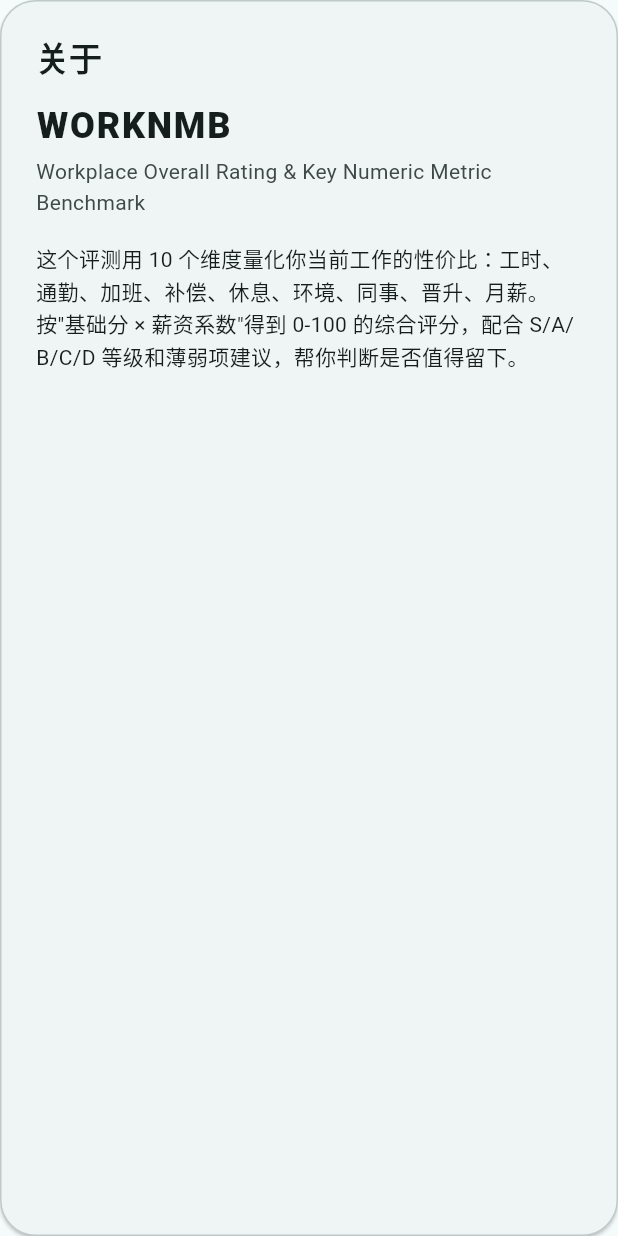
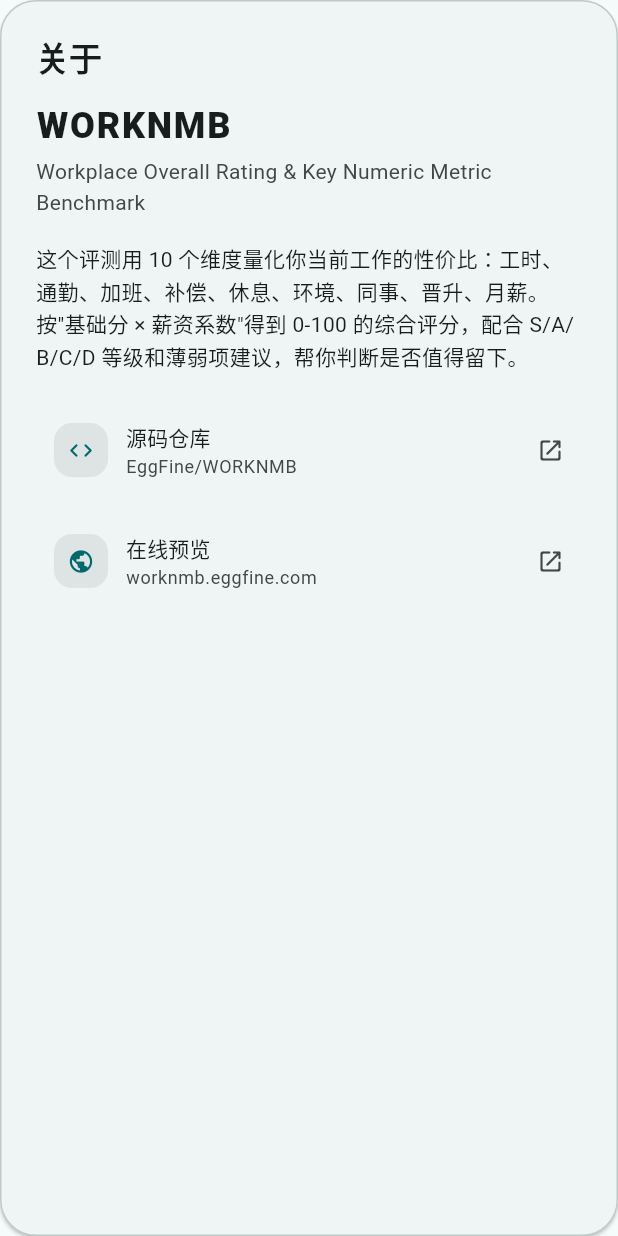
Before and after one commit to EggFine/WORKNMB, a Flutter app: the _AboutCard widget shown alone on an empty page, opened directly, on a phone screen of 412 x 824 dp. Run offline on Flutter 3.47's test engine with Material 3 defaults, Android fonts, the phone set to English and light mode, and no system bars.

Commit message:
Add repo / preview links in About page, bilingual README
App changes:
- lib/app/app_identity.dart: add appRepoUrl and appPreviewUrl constants
- settings_section.dart: _AboutCard now shows two tappable rows
  (source code on GitHub, live demo URL); tapping either opens
  the URL in the external browser via url_launcher, with a
  clipboard fallback on failure
- pubspec.yaml: add url_launcher ^6.3.1 (first external dep beyond
  cupertino_icons); platform plugin registrants regenerated

README changes:
- README.md: add bilingual switch header (English | 简体中文),
  Cloudflare Pages live-demo badge, and a preview URL line below
  the tagline
- README.en.md: new full English translation with matching
  structure; same bilingual switch header pointing back to README.md

Co-Authored-By: Claude Opus 4.6 (1M context) <noreply@anthropic.com>

```diff
--- a/lib/app/app_identity.dart
+++ b/lib/app/app_identity.dart
@@ -1,2 +1,8 @@
 const appShortName = 'WORKNMB';
 const appFullName = 'Workplace Overall Rating & Key Numeric Metric Benchmark';
+
+/// 开源仓库地址（展示在设置页"关于"卡片）。
+const appRepoUrl = 'https://github.com/EggFine/WORKNMB';
+
+/// Web 在线预览地址（Cloudflare Pages）。
+const appPreviewUrl = 'https://worknmb.eggfine.com';
--- a/lib/features/survey/presentation/widgets/sections/settings_section.dart
+++ b/lib/features/survey/presentation/widgets/sections/settings_section.dart
@@ -1,4 +1,6 @@
 import 'package:flutter/material.dart';
+import 'package:flutter/services.dart';
+import 'package:url_launcher/url_launcher.dart';
 
 import '../../../../../app/app_identity.dart';
 import '../../../../../app/theme/app_palette.dart';
@@ -244,8 +246,114 @@ class _AboutCard extends StatelessWidget {
             '和薄弱项建议，帮你判断是否值得留下。',
             style: theme.textTheme.bodyMedium?.copyWith(height: 1.5),
           ),
+          const SizedBox(height: AppSpacing.lg),
+          _LinkRow(
+            icon: Icons.code_rounded,
+            label: '源码仓库',
+            url: appRepoUrl,
+            subtitle: 'EggFine/WORKNMB',
+          ),
+          const SizedBox(height: AppSpacing.sm),
+          _LinkRow(
+            icon: Icons.public_rounded,
+            label: '在线预览',
+            url: appPreviewUrl,
+            subtitle: appPreviewUrl.replaceFirst('https://', ''),
+          ),
         ],
       ),
     );
   }
 }
+
+/// 可点击的链接行：左图标 + 标签 + 子文字 + 右箭头。
+///
+/// 点击：
+/// - 主操作：调用 [launchUrl] 用外部浏览器打开
+/// - 失败兜底：复制到剪贴板 + SnackBar 提示
+class _LinkRow extends StatelessWidget {
+  const _LinkRow({
+    required this.icon,
+    required this.label,
+    required this.url,
+    required this.subtitle,
+  });
+
+  final IconData icon;
+  final String label;
+  final String url;
+  final String subtitle;
+
+  Future<void> _open(BuildContext context) async {
+    final uri = Uri.parse(url);
+    bool ok = false;
+    try {
+      ok = await launchUrl(uri, mode: LaunchMode.externalApplication);
+    } catch (_) {
+      ok = false;
+    }
+    if (ok || !context.mounted) return;
+    // 打不开时 fall back 到剪贴板
+    await Clipboard.setData(ClipboardData(text: url));
+    if (!context.mounted) return;
+    ScaffoldMessenger.of(context).showSnackBar(
+      SnackBar(content: Text('无法直接打开，已复制链接到剪贴板：$url')),
+    );
+  }
+
+  @override
+  Widget build(BuildContext context) {
+    final theme = Theme.of(context);
+    final scheme = theme.colorScheme;
+
+    return Material(
+      color: Colors.transparent,
+      child: InkWell(
+        onTap: () => _open(context),
+        borderRadius: BorderRadius.circular(AppRadius.chip),
+        child: Padding(
+          padding: const EdgeInsets.symmetric(
+            horizontal: AppSpacing.sm,
+            vertical: AppSpacing.sm,
+          ),
+          child: Row(
+            children: [
+              Container(
+                width: 36,
+                height: 36,
+                decoration: BoxDecoration(
+                  color: scheme.surfaceContainerHighest,
+                  borderRadius: BorderRadius.circular(AppRadius.chip),
+                ),
+                child: Icon(icon, size: AppIconSize.sm, color: scheme.primary),
+              ),
+              const SizedBox(width: AppSpacing.sm),
+              Expanded(
+                child: Column(
+                  crossAxisAlignment: CrossAxisAlignment.start,
+                  children: [
+                    Text(label, style: theme.textTheme.titleSmall),
+                    const SizedBox(height: 2),
+                    Text(
+                      subtitle,
+                      maxLines: 1,
+                      overflow: TextOverflow.ellipsis,
+                      style: theme.textTheme.bodySmall?.copyWith(
+                        color: scheme.onSurfaceVariant,
+                      ),
+                    ),
+                  ],
+                ),
+              ),
+              Icon(
+                Icons.open_in_new_rounded,
+                size: AppIconSize.sm,
+                color: scheme.onSurfaceVariant,
+              ),
+            ],
+          ),
+        ),
+      ),
+    );
+  }
+}
--- a/pubspec.yaml
+++ b/pubspec.yaml
@@ -34,6 +34,9 @@ dependencies:
   # The following adds the Cupertino Icons font to your application.
   # Use with the CupertinoIcons class for iOS style icons.
   cupertino_icons: ^1.0.8
+
+  # Launch external URLs (GitHub repo link in About page, preview URL, etc.)
+  url_launcher: ^6.3.1
 
 dev_dependencies:
   flutter_test:
```
Also changed, not shown: pubspec.lock, 7 other files.
